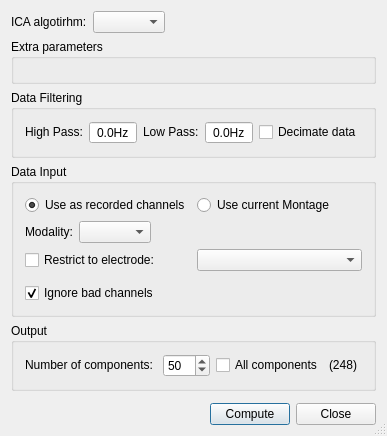
Before: the Qt Designer form src/plugins/icav2/ICASettings.ui in HIP-infrastructure/anywave-code, drawn with Qt 5.
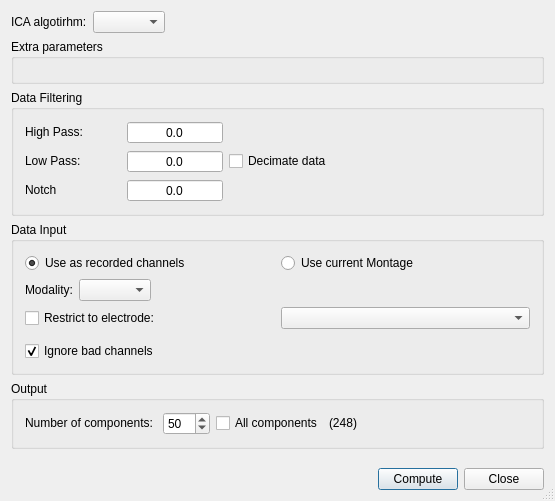
After: the same form once the commit is applied. Icons and pictures are not drawn. Custom widgets are drawn as their Qt base class.

Commit message:
Many fixes: - ICA can now apply notch filter. - When saving to a new file, if current montage option is disabled and no channels are manually selected, then the current montage will be exported.
- New View Settings used instead of a complicated DisplaySetupManager.
- each view has its own view settings object.
- a global displaySetup is used in AwDisplay. Much simpler.

- When opening a new file the default output_dir is updated (that was not the case before, hence when computing an ICA on a new file, the results were saved on the previous open file data dir....

```diff
--- a/src/plugins/icav2/ICASettings.ui
+++ b/src/plugins/icav2/ICASettings.ui
@@ -6,8 +6,8 @@
    <rect>
     <x>0</x>
     <y>0</y>
-    <width>340</width>
-    <height>436</height>
+    <width>555</width>
+    <height>501</height>
    </rect>
   </property>
   <property name="windowTitle">
@@ -93,8 +93,10 @@
      <property name="title">
       <string>Data Filtering</string>
      </property>
-     <layout class="QHBoxLayout" name="horizontalLayout" stretch="0,0,0,0,0,1">
+     <layout class="QHBoxLayout" name="horizontalLayout">
       <item>
+       <layout class="QGridLayout" name="gridLayout">
+        <item row="0" column="0">
        <widget class="QLabel" name="label_2">
         <property name="sizePolicy">
          <sizepolicy hsizetype="Expanding" vsizetype="Fixed">
@@ -107,7 +109,75 @@
         </property>
        </widget>
       </item>
-      <item>
+        <item row="2" column="1">
+         <widget class="QDoubleSpinBox" name="spinNotch">
+          <property name="sizePolicy">
+           <sizepolicy hsizetype="Expanding" vsizetype="Fixed">
+            <horstretch>0</horstretch>
+            <verstretch>0</verstretch>
+           </sizepolicy>
+          </property>
+          <property name="inputMethodHints">
+           <set>Qt::ImhNone</set>
+          </property>
+          <property name="frame">
+           <bool>true</bool>
+          </property>
+          <property name="alignment">
+           <set>Qt::AlignCenter</set>
+          </property>
+          <property name="buttonSymbols">
+           <enum>QAbstractSpinBox::NoButtons</enum>
+          </property>
+          <property name="suffix">
+           <string/>
+          </property>
+          <property name="decimals">
+           <number>1</number>
+          </property>
+          <property name="minimum">
+           <double>0.000000000000000</double>
+          </property>
+          <property name="maximum">
+           <double>1000.000000000000000</double>
+          </property>
+         </widget>
+        </item>
+        <item row="1" column="1">
+         <widget class="QDoubleSpinBox" name="spinLPF">
+          <property name="sizePolicy">
+           <sizepolicy hsizetype="Expanding" vsizetype="Fixed">
+            <horstretch>0</horstretch>
+            <verstretch>0</verstretch>
+           </sizepolicy>
+          </property>
+          <property name="inputMethodHints">
+           <set>Qt::ImhNone</set>
+          </property>
+          <property name="frame">
+           <bool>true</bool>
+          </property>
+          <property name="alignment">
+           <set>Qt::AlignCenter</set>
+          </property>
+          <property name="buttonSymbols">
+           <enum>QAbstractSpinBox::NoButtons</enum>
+          </property>
+          <property name="suffix">
+           <string/>
+          </property>
+          <property name="decimals">
+           <number>1</number>
+          </property>
+          <property name="minimum">
+           <double>0.000000000000000</double>
+          </property>
+          <property name="maximum">
+           <double>1000.000000000000000</double>
+          </property>
+         </widget>
+        </item>
+        <item row="0" column="1">
        <widget class="QDoubleSpinBox" name="spinHPF">
         <property name="sizePolicy">
          <sizepolicy hsizetype="Expanding" vsizetype="Fixed">
@@ -131,7 +201,7 @@
          <bool>false</bool>
         </property>
         <property name="suffix">
-         <string>Hz</string>
+           <string/>
         </property>
         <property name="decimals">
          <number>1</number>
@@ -144,7 +214,20 @@
         </property>
        </widget>
       </item>
-      <item>
+        <item row="2" column="0">
+         <widget class="QLabel" name="label_4">
+          <property name="sizePolicy">
+           <sizepolicy hsizetype="Expanding" vsizetype="Fixed">
+            <horstretch>0</horstretch>
+            <verstretch>0</verstretch>
+           </sizepolicy>
+          </property>
+          <property name="text">
+           <string>Notch</string>
+          </property>
+         </widget>
+        </item>
+        <item row="1" column="0">
        <widget class="QLabel" name="label_3">
         <property name="sizePolicy">
          <sizepolicy hsizetype="Expanding" vsizetype="Fixed">
@@ -157,39 +240,7 @@
         </property>
        </widget>
       </item>
-      <item>
-       <widget class="QDoubleSpinBox" name="spinLPF">
-        <property name="sizePolicy">
-         <sizepolicy hsizetype="Expanding" vsizetype="Fixed">
-          <horstretch>0</horstretch>
-          <verstretch>0</verstretch>
-         </sizepolicy>
-        </property>
-        <property name="inputMethodHints">
-         <set>Qt::ImhNone</set>
-        </property>
-        <property name="frame">
-         <bool>true</bool>
-        </property>
-        <property name="alignment">
-         <set>Qt::AlignCenter</set>
-        </property>
-        <property name="buttonSymbols">
-         <enum>QAbstractSpinBox::NoButtons</enum>
-        </property>
-        <property name="suffix">
-         <string>Hz</string>
-        </property>
-        <property name="decimals">
-         <number>1</number>
-        </property>
-        <property name="minimum">
-         <double>0.000000000000000</double>
-        </property>
-        <property name="maximum">
-         <double>1000.000000000000000</double>
-        </property>
-       </widget>
+       </layout>
       </item>
       <item>
        <widget class="QCheckBox" name="checkBoxDS">
```
Lines whose indentation alone changed are shown as unchanged. The commit also changes 43 other files.
